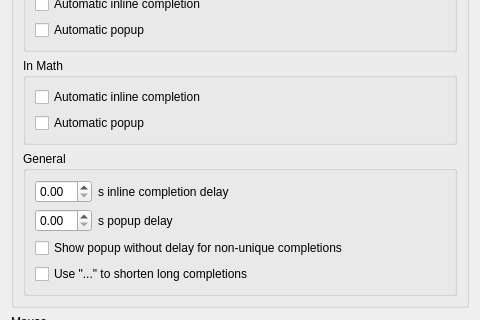
Qt form src/frontends/qt4/ui/PrefInputUi.ui (cburschka/lyx) before a commit; both pictures show x 0 to 480 and y 198 to 518 of the 480 by 609 pixel window.
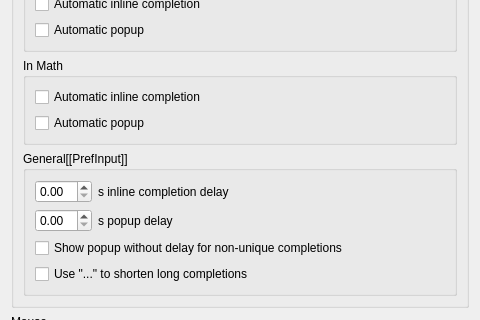
The same form after that commit.

Commit message: Distinguish layout and preference string.

What changed in the file:
```diff
--- a/src/frontends/qt4/ui/PrefInputUi.ui
+++ b/src/frontends/qt4/ui/PrefInputUi.ui
@@ -180,7 +180,7 @@
       <item>
        <widget class="QGroupBox" name="groupBox_4" >
         <property name="title" >
-         <string>General</string>
+         <string>General[[PrefInput]]</string>
         </property>
         <layout class="QVBoxLayout" >
          <item>
```
